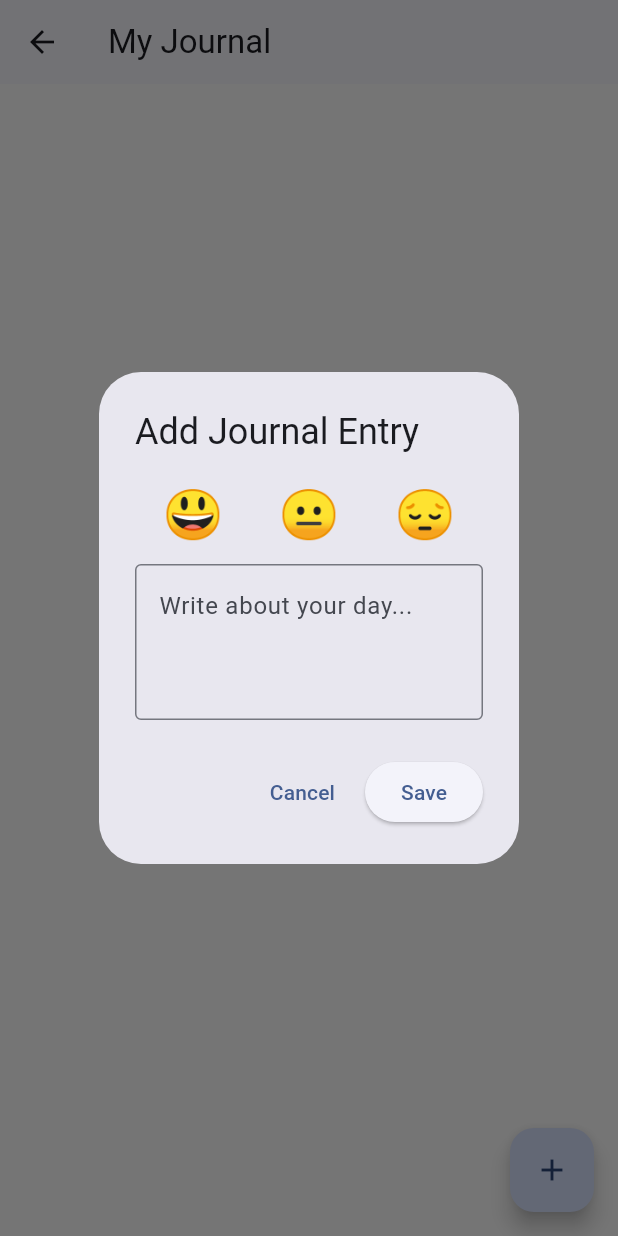
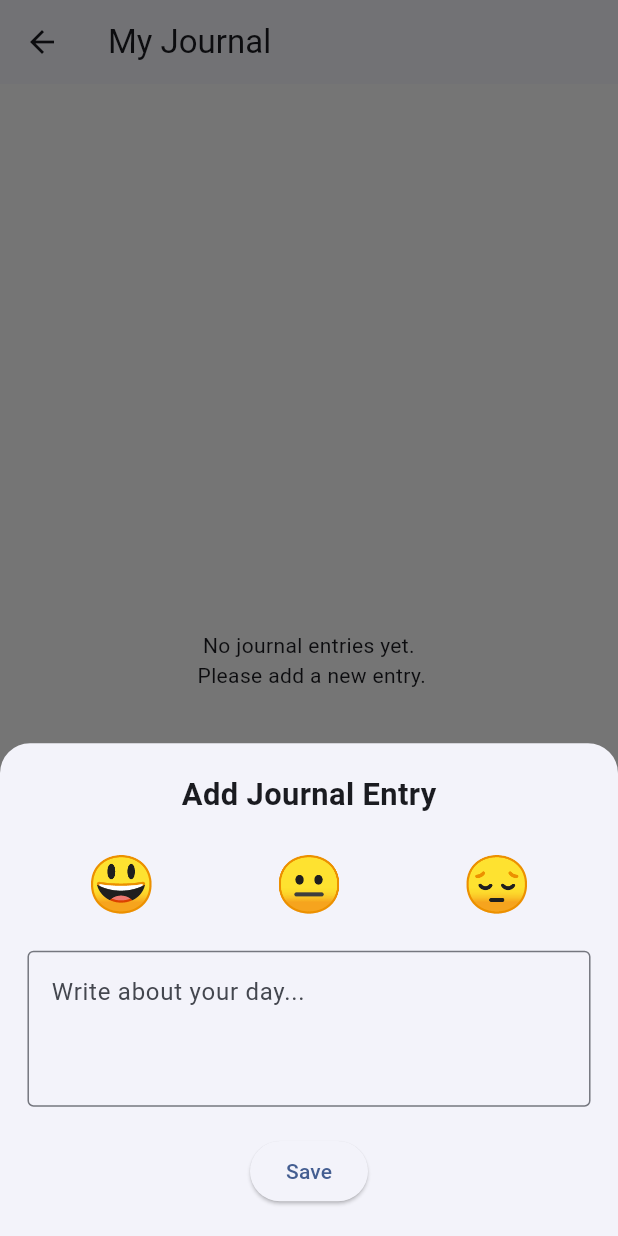
Before and after one commit to 12-jubal/vital_health, a Flutter app: the JournalingScreen screen opened directly, after a tap on the "add" icon, on a phone screen of 412 x 824 dp. Run offline on Flutter 3.47's test engine with Material 3 defaults, Android fonts, the phone set to English and light mode, and no system bars; our stand-ins replace flutter_bloc, flutter_screenutil, sqflite; accounts and stored records are empty.

Commit message:
journal and SQLite

```diff
--- a/lib/app/journaling/journaling_cubit.dart
+++ b/lib/app/journaling/journaling_cubit.dart
@@ -1,35 +1,66 @@
 import 'package:flutter_bloc/flutter_bloc.dart';
 import 'package:vital_health/app/journaling/journaling_state.dart';
+import 'package:vital_health/core/helpers/database_helper.dart';
+import 'package:vital_health/core/repositories/motivational_message_repository.dart';
 
 class JournalingCubit extends Cubit<JournalingState> {
-  JournalingCubit() : super(JournalingInitial());
+  final DatabaseHelper _databaseHelper = DatabaseHelper();
+  MotivationalMessageRepository motivationalMessageRepository;
+  JournalingCubit(this.motivationalMessageRepository)
+      : super(JournalingInitial());
 
   // Simulating a database or API interaction
-  final List<Map<String, dynamic>> _journalEntries = [];
+  // final List<Map<String, dynamic>> _journalEntries = [];
 
-  Future<void> fetchJournalEntries() async {
+  Future<void> fetchJournalsAndMotivationalMessage() async {
     try {
       emit(JournalingLoading());
-      await Future.delayed(Duration(seconds: 3));
-      emit(JournalingLoaded(journalEntries: _journalEntries));
+
+      // Fetch journals from SQLite
+      final journals = await _databaseHelper.fetchJournals();
+
+      // Fetch motivational message
+      final motivationalMessage =
+          await motivationalMessageRepository.fetchRandomMessage();
+
+      // await Future.delayed(Duration(seconds: 3));
+      emit(
+        JournalingLoaded(
+          journalEntries: journals,
+          motivationalMessage: motivationalMessage,
+        ),
+      );
     } catch (e) {
-      emit(JournalingError(message: 'Failed to fetch journal entries.'));
+      emit(JournalingError(
+          message:
+              'Failed to fetch journal entries and Motivational Message.'));
     }
   }
 
   Future<void> addJournalEntry(String mood, String content) async {
     try {
-      emit(JournalingLoading());
-      await Future.delayed(Duration(seconds: 3));
-      final entry = {
-        'mood': mood,
-        'content': content,
-        'timestamp': DateTime.now().toIso8601String(),
-      };
-      _journalEntries.add(entry);
-      emit(JournalingLoaded(journalEntries: _journalEntries));
+      final date = DateTime.now().toIso8601String();
+      await _databaseHelper.addJournal(
+          mood: mood, content: content, date: date);
+      fetchJournalsAndMotivationalMessage(); // Refresh journals and motivational message
     } catch (e) {
-      emit(JournalingError(message: 'Failed to save the journal entry.'));
+      emit(JournalingError(message: e.toString()));
     }
   }
+
+  // Future<void> addJournalEntry(String mood, String content) async {
+  //   try {
+  //     emit(JournalingLoading());
+  //     await Future.delayed(Duration(seconds: 3));
+  //     final entry = {
+  //       'mood': mood,
+  //       'content': content,
+  //       'timestamp': DateTime.now().toIso8601String(),
+  //     };
+  //     _journalEntries.add(entry);
+  //     emit(JournalingLoaded(journalEntries: _journalEntries));
+  //   } catch (e) {
+  //     emit(JournalingError(message: 'Failed to save the journal entry.'));
+  //   }
+  // }
 }
--- a/lib/app/journaling/journaling_screen.dart
+++ b/lib/app/journaling/journaling_screen.dart
@@ -2,6 +2,8 @@ import 'package:flutter/material.dart';
 import 'package:flutter_bloc/flutter_bloc.dart';
 import 'package:vital_health/app/journaling/journaling_cubit.dart';
 import 'package:vital_health/app/journaling/journaling_state.dart';
+import 'package:vital_health/core/repositories/motivational_message_repository.dart';
+import 'package:vital_health/utils/widgets/add_journal.dart';
 
 class JournalingScreen extends StatelessWidget {
   const JournalingScreen({super.key});
@@ -9,8 +11,8 @@ class JournalingScreen extends StatelessWidget {
   @override
   Widget build(BuildContext context) {
     return BlocProvider(
-        create: (_) =>
-            JournalingCubit()..fetchJournalEntries(), // Fetch entries on load
+      create: (_) => JournalingCubit(MotivationalMessageRepository())
+        ..fetchJournalsAndMotivationalMessage(), // Fetch entries on load
       child: BlocConsumer<JournalingCubit, JournalingState>(
         listener: (context, state) {
           if (state is JournalingError) {
@@ -30,23 +32,46 @@ class JournalingScreen extends StatelessWidget {
                 } else if (state is JournalingError) {
                   return Center(child: Text('Error: ${state.message}'));
                 } else if (state is JournalingLoaded) {
-                    final entries = state.journalEntries;
+                  // final entries = state.journalEntries;
+                  final journals = state.journalEntries;
+                  final motivationalMessage = state.motivationalMessage;
 
-                    if (entries.isEmpty) {
-                      return Center(child: Text('No journal entries yet.'));
+                  if (journals.isEmpty) {
+                    return Center(
+                      child: Text(
+                        'No journal entries yet. \n Please add a new entry.',
+                        textAlign: TextAlign.center,
+                      ),
+                    );
                   }
 
-                    return ListView.builder(
-                      itemCount: entries.length,
+                  return Column(
+                    children: [
+                      // Display motivational message
+                      Padding(
+                        padding: const EdgeInsets.all(16.0),
+                        child: Text(
+                          motivationalMessage,
+                          style: TextStyle(
+                              fontSize: 16, fontStyle: FontStyle.italic),
+                          textAlign: TextAlign.center,
+                        ),
+                      ),
+                      Expanded(
+                        child: ListView.builder(
+                          itemCount: journals.length,
                           itemBuilder: (context, index) {
-                        final entry = entries[index];
+                            final entry = journals[index];
                             return ListTile(
                               leading: Text(entry['mood'],
                                   style: TextStyle(fontSize: 24)),
                               title: Text(entry['content']),
-                          subtitle: Text(entry['timestamp']),
+                              subtitle: Text(entry['date']),
                             );
                           },
+                        ),
+                      ),
+                    ],
                   );
                 } else {
                   return Center(child: Text('Welcome to Journaling!'));
@@ -55,73 +80,33 @@ class JournalingScreen extends StatelessWidget {
             ),
             floatingActionButton: FloatingActionButton(
               onPressed: () {
-                  _showAddJournalDialog(context);
+                _showAddJournalBottomSheet(
+                  context,
+                  (mood, content) {
+                    context
+                        .read<JournalingCubit>()
+                        .addJournalEntry(mood, content);
+                  },
+                );
               },
               child: Icon(Icons.add),
             ),
           );
         },
-        ));
+      ),
+    );
   }
 
-  void _showAddJournalDialog(BuildContext context) {
-    final TextEditingController _controller = TextEditingController();
-    String selectedMood = "😃"; // Default mood
-
-    showDialog(
+  void _showAddJournalBottomSheet(
+      BuildContext context, Function(String mood, String content) saveEntry) {
+    showModalBottomSheet(
       context: context,
+      isScrollControlled: true,
+      shape: RoundedRectangleBorder(
+        borderRadius: BorderRadius.vertical(top: Radius.circular(20)),
+      ),
       builder: (context) {
-        return AlertDialog(
-          title: Text('Add Journal Entry'),
-          content: Column(
-            mainAxisSize: MainAxisSize.min,
-            children: [
-              // Emoji Selector
-              Row(
-                mainAxisAlignment: MainAxisAlignment.spaceAround,
-                children: ["😃", "😐", "😔"].map((emoji) {
-                  return GestureDetector(
-                    onTap: () {
-                      selectedMood = emoji;
-                    },
-                    child: Text(
-                      emoji,
-                      style: TextStyle(fontSize: 32),
-                    ),
-                  );
-                }).toList(),
-              ),
-              SizedBox(height: 10),
-              // Text Input for Journal
-              TextField(
-                controller: _controller,
-                maxLines: 3,
-                decoration: InputDecoration(
-                  border: OutlineInputBorder(),
-                  hintText: "Write about your day...",
-                ),
-              ),
-            ],
-          ),
-          actions: [
-            TextButton(
-              onPressed: () => Navigator.pop(context),
-              child: Text('Cancel'),
-            ),
-            ElevatedButton(
-              onPressed: () {
-                final content = _controller.text;
-                if (content.isNotEmpty) {
-                  context
-                      .read<JournalingCubit>()
-                      .addJournalEntry(selectedMood, content);
-                  Navigator.pop(context);
-                }
-              },
-              child: Text('Save'),
-            ),
-          ],
-        );
+        return AddJournalBottomSheet(onSave: saveEntry);
       },
     );
   }
--- a/lib/app/journaling/journaling_state.dart
+++ b/lib/app/journaling/journaling_state.dart
@@ -6,8 +6,12 @@ class JournalingLoading extends JournalingState {}
 
 class JournalingLoaded extends JournalingState {
   final List<Map<String, dynamic>> journalEntries;
+  final String motivationalMessage;
 
-  JournalingLoaded({required this.journalEntries});
+  JournalingLoaded(
+      {required this.journalEntries, required String? motivationalMessage})
+      : motivationalMessage =
+            motivationalMessage ?? 'Stay positive and keep journaling!';
 }
 
 class JournalingError extends JournalingState {
--- a/lib/app/onboarding/onboarding_cubit.dart
+++ b/lib/app/onboarding/onboarding_cubit.dart
@@ -34,7 +34,6 @@ class OnboardingCubit extends Cubit<OnboardingState> {
 
   // Move to the next page
   void nextPage() {
-    print(state.currentPage);
     if (state.currentPage < totalPages - 1) {
       emit(state.copyWith(currentPage: state.currentPage + 1));
     }
--- /dev/null
+++ b/lib/core/helpers/database_helper.dart
@@ -0,0 +1,69 @@
+import 'dart:developer';
+
+import 'package:path/path.dart';
+import 'package:sqflite/sqflite.dart';
+
+class DatabaseHelper {
+  // DatabaseHelper._();
+  // static final DatabaseHelper db = DatabaseHelper._();
+
+  static Database? _database;
+
+  Future<Database> get database async {
+    if (_database != null) return _database!;
+    _database = await _initDatabase();
+    return _database!;
+  }
+
+  Future<Database> _initDatabase() async {
+    final dbPath = await getDatabasesPath();
+    final path = join(dbPath, 'journal.db');
+
+    return openDatabase(
+      path,
+      version: 1,
+      onCreate: (db, version) async {
+        await db.execute('''
+          CREATE TABLE journals(
+            id INTEGER PRIMARY KEY AUTOINCREMENT,
+            mood TEXT,
+            content TEXT,
+            date TEXT
+          )
+        ''');
+      },
+    );
+  }
+
+  Future<int> addJournal(
+      {required String mood,
+      required String content,
+      required String date}) async {
+    final db = await database;
+    log('Adding journal entry', name: 'DatabaseHelper');
+    return await db.insert('journals', {
+      'mood': mood,
+      'content': content,
+      'date': date,
+    });
+  }
+
+  Future<List<Map<String, dynamic>>> fetchJournals() async {
+    final db = await database;
+    final result = await db.query('journals');
+
+    // Ensure no null values are returned
+    return result.map((journal) {
+      return {
+        'mood': journal['mood'] ?? '😃', // Default mood
+        'content': journal['content'] ?? 'No content', // Default content
+        'date': journal['date'], // Default date
+      };
+    }).toList();
+  }
+
+  Future<int> deleteJournal({required int id}) async {
+    final db = await database;
+    return await db.delete('journals', where: 'id = ?', whereArgs: [id]);
+  }
+}
--- a/lib/core/repositories/journaling_repository.dart
+++ /dev/null
@@ -1 +0,0 @@
-class JournalingRepository {}
--- a/lib/core/repositories/motivational_message_repository.dart
+++ b/lib/core/repositories/motivational_message_repository.dart
@@ -1,4 +1,5 @@
 import 'dart:convert';
+import 'dart:developer';
 import 'package:flutter/services.dart' show rootBundle;
 
 /// A repository class responsible for fetching motivational messages from a JSON file.
@@ -16,6 +17,30 @@ class MotivationalMessageRepository {
     final String jsonString =
         await rootBundle.loadString('assets/api/motivational_messages.json');
     final Map<String, dynamic> jsonData = jsonDecode(jsonString);
-    return List<String>.from(jsonData['messages']);
+    return List<String>.from(jsonData['onboarding']);
+  }
+
+  /// Fetches a motivational message from a JSON file located in the assets folder.
+  /// The method reads the JSON file `assets/api/motivational_messages.json` and decodes its content.
+  /// It then extracts a random message and returns it as a string.
+  /// Returns a [Future] that completes with a motivational message.
+  Future<String> fetchRandomMessage() async {
+    final String jsonString =
+        await rootBundle.loadString('assets/api/motivational_messages.json');
+    final Map<String, dynamic> jsonData = jsonDecode(jsonString);
+    final List<String> messages = List<String>.from(jsonData['messages']);
+    // log("$messages");
+    if (messages.isEmpty) {
+      // throw Exception('No messages found in the JSON file.');
+      return 'Default data.';
+    } else {
+      final randomIndex = (messages.length *
+              (DateTime.now().millisecondsSinceEpoch % 1000) /
+              1000)
+          .floor();
+      final text = messages[randomIndex];
+      log(text);
+      return text;
+    }
   }
 }
--- /dev/null
+++ b/lib/utils/enums.dart
@@ -0,0 +1,2 @@
+// Bottom Nav bar items
+enum NavbarItem { dashboard, journal }
--- /dev/null
+++ b/lib/utils/widgets/add_journal.dart
@@ -0,0 +1,82 @@
+import 'package:flutter/material.dart';
+import 'package:flutter_screenutil/flutter_screenutil.dart';
+
+class AddJournalBottomSheet extends StatefulWidget {
+  final Function(String mood, String content) onSave;
+
+  const AddJournalBottomSheet({super.key, required this.onSave});
+
+  @override
+  // ignore: library_private_types_in_public_api
+  _AddJournalBottomSheetState createState() => _AddJournalBottomSheetState();
+}
+
+class _AddJournalBottomSheetState extends State<AddJournalBottomSheet> {
+  final TextEditingController _controller = TextEditingController();
+  String selectedMood = "😃"; // Default mood
+
+  @override
+  Widget build(BuildContext context) {
+    return Padding(
+      padding: EdgeInsets.only(
+        top: 16.h,
+        left: 16.w,
+        right: 16.w,
+        bottom: MediaQuery.of(context).viewInsets.bottom + 16.h,
+      ),
+      child: Column(
+        mainAxisSize: MainAxisSize.min,
+        children: [
+          // Title
+          Text(
+            'Add Journal Entry',
+            style: TextStyle(fontSize: 18.sp, fontWeight: FontWeight.bold),
+          ),
+          SizedBox(height: 16.h),
+          // Emoji Selector
+          Row(
+            mainAxisAlignment: MainAxisAlignment.spaceAround,
+            children: ["😃", "😐", "😔"].map((emoji) {
+              return GestureDetector(
+                onTap: () {
+                  setState(() {
+                    selectedMood = emoji;
+                  });
+                },
+                child: Text(
+                  emoji,
+                  style: TextStyle(
+                    fontSize: 32.sp,
+                    color: selectedMood == emoji ? Colors.blue : Colors.black,
+                  ),
+                ),
+              );
+            }).toList(),
+          ),
+          SizedBox(height: 16.h),
+          // Text Input
+          TextField(
+            controller: _controller,
+            maxLines: 3,
+            decoration: InputDecoration(
+              border: OutlineInputBorder(),
+              hintText: "Write about your day...",
+            ),
+          ),
+          SizedBox(height: 16.h),
+          // Save Button
+          ElevatedButton(
+            onPressed: () {
+              final content = _controller.text;
+              if (content.isNotEmpty) {
+                widget.onSave(selectedMood, content);
+                Navigator.pop(context);
+              }
+            },
+            child: Text('Save'),
+          ),
+        ],
+      ),
+    );
+  }
+}
--- a/pubspec.yaml
+++ b/pubspec.yaml
@@ -37,6 +37,8 @@ dependencies:
   flutter_bloc: ^8.1.6
   animations: ^2.0.11
   flutter_screenutil: ^5.9.3
+  sqflite: ^2.4.1
+  path: ^1.9.0
 
 dev_dependencies:
   flutter_test:
```
Also changed, not shown: assets/api/motivational_messages.json (+65 -6 lines), lib/app/onboarding/onboarding_screen.dart (+9 -7 lines), lib/app/bottom_nav/bottom_cubit.dart (added), lib/app/bottom_nav/bottom_screen.dart (added), lib/app/bottom_nav/bottom_state.dart (added), lib/utils/widgets/onboarding_page.dart (renamed from lib/widgets/onboarding_page.dart), pubspec.lock, 10 other files. Lines whose indentation alone changed are shown as unchanged.
